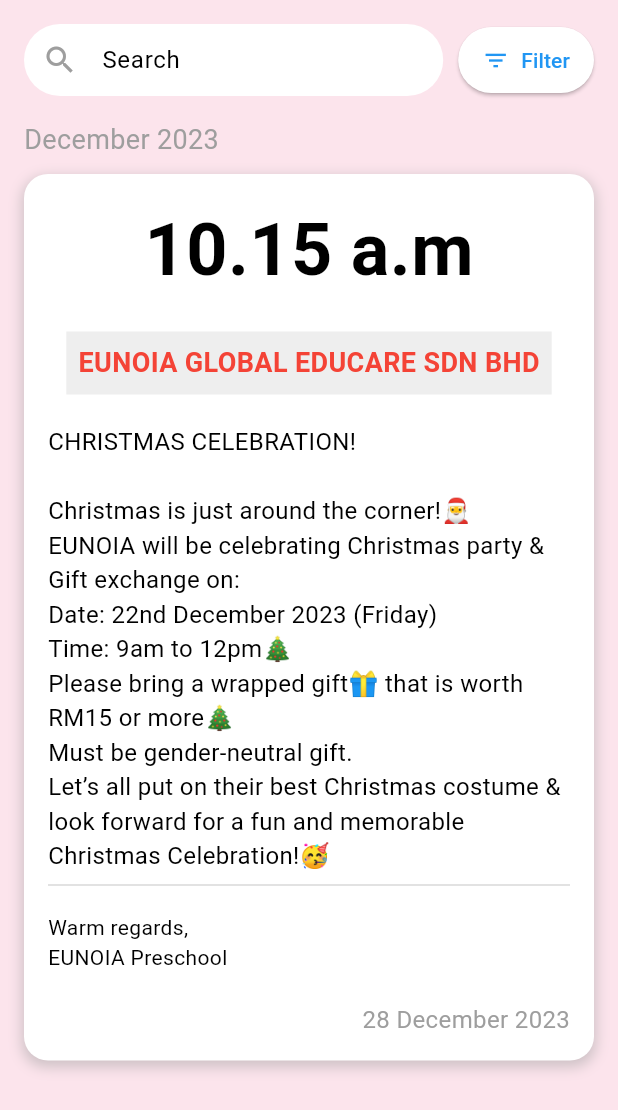
After one commit to tivy09/the_kiddie_app_flutter, a Flutter app: the EventDetailView screen opened directly with sample values from the repository, on a phone screen of 412 x 824 dp. The commit adds this screen. Shown: the top 1110 px of the screen. Run offline on Flutter 3.47's test engine with Material 3 defaults, Android fonts, the light colour scheme and no system bars; our stand-ins replace badges, image_picker, photo_view, stacked, stacked_services, stacked_shared and 1 more.

Commit message:
Add communication - events ui

```diff
--- /dev/null
+++ b/lib/model/conversation/event_model.dart
@@ -0,0 +1,72 @@
+class Event {
+  final DateTime date;
+  final String title;
+  final String time;
+  final String description;
+  final String organizer;
+
+  Event({
+    required this.date,
+    required this.title,
+    required this.time,
+    required this.description,
+    required this.organizer,
+  });
+
+  factory Event.fromJson(Map<String, dynamic> json) {
+    return Event(
+      date: DateTime.parse(json['date']),
+      title: json['title'],
+      time: json['time'],
+      description: json['description'],
+      organizer: json['organizer'],
+    );
+  }
+
+  Map<String, dynamic> toJson() {
+    return {
+      'date': date.toIso8601String(),
+      'title': title,
+      'time': time,
+      'description': description,
+      'organizer': organizer,
+    };
+  }
+}
+
+// Function to generate default data
+List<Event> getDefaultEvents() {
+  return [
+    Event(
+      date: DateTime(2023, 12, 28),
+      title: 'EUNOIA GLOBAL EDUCARE SDN BHD',
+      time: '10.15 a.m',
+      description: '''CHRISTMAS CELEBRATION!
+
+Christmas is just around the corner!🎅
+EUNOIA will be celebrating Christmas party & Gift exchange on:
+Date: 22nd December 2023 (Friday)
+Time: 9am to 12pm🎄
+Please bring a wrapped gift🎁 that is worth RM15 or more🎄
+Must be gender-neutral gift.
+Let’s all put on their best Christmas costume & look forward for a fun and memorable Christmas Celebration!🥳''',
+      organizer: 'EUNOIA Preschool',
+    ),
+    // Add more event instances here as needed
+    Event(
+      date: DateTime(2023, 11, 20),
+      title: 'School Annual Day',
+      time: '5:00 p.m',
+      description: '''SCHOOL ANNUAL DAY!
+
+Join us for an evening of fun and festivities as we celebrate our Annual Day with various performances by students.
+
+Date: 20th November 2023 (Monday)
+Time: 5:00 p.m to 8:00 p.m
+Venue: School Auditorium
+
+We look forward to your presence!''',
+      organizer: 'School Administration',
+    ),
+  ];
+}
--- /dev/null
+++ b/lib/view/main/communication/tab_widget/events/event_detail_view.dart
@@ -0,0 +1,155 @@
+import 'package:flutter/material.dart';
+import 'package:stacked/stacked.dart';
+import 'package:thekiddle_app/model/conversation/event_model.dart';
+import 'package:thekiddle_app/view/main/communication/tab_widget/events/event_viewmodel.dart';
+
+class EventDetailView extends StatelessWidget {
+  final Event event;
+
+  const EventDetailView({super.key, required this.event});
+
+  @override
+  Widget build(BuildContext context) {
+    return ViewModelBuilder<EventViewModel>.reactive(
+      viewModelBuilder: () => EventViewModel(),
+      builder: (context, model, child) {
+        return Scaffold(
+          appBar: AppBar(
+            backgroundColor: Colors.pink.shade50,
+            elevation: 0,
+            toolbarHeight: 0,
+          ),
+          body: Container(
+            width: double.infinity,
+            height: MediaQuery.of(context).size.height,
+            color: Colors.pink.shade50, // Background color behind the container
+            child: SingleChildScrollView(
+              child: Padding(
+                padding: const EdgeInsets.all(16.0),
+                child: Column(
+                  crossAxisAlignment: CrossAxisAlignment.start,
+                  children: [
+                    buildSearchFilter(context),
+                    const SizedBox(
+                        height: 16), // Add spacing between button and container
+                    Text(
+                      '${model.monthName(event.date.month)} ${event.date.year}',
+                      style: const TextStyle(
+                        color: Colors.grey,
+                        fontSize: 18,
+                      ),
+                    ),
+                    const SizedBox(height: 10),
+                    Container(
+                      decoration: BoxDecoration(
+                        color: Colors.white,
+                        borderRadius: BorderRadius.circular(16.0),
+                        boxShadow: [
+                          BoxShadow(
+                            color: Colors.grey.withOpacity(0.5),
+                            spreadRadius: 1,
+                            blurRadius: 7,
+                            offset: const Offset(0, 3),
+                          ),
+                        ],
+                      ),
+                      child: Padding(
+                        padding: const EdgeInsets.all(16.0),
+                        child: Column(
+                          crossAxisAlignment: CrossAxisAlignment.start,
+                          children: [
+                            Center(
+                              child: Text(
+                                '${event.time}',
+                                style: const TextStyle(
+                                  fontSize: 48,
+                                  fontWeight: FontWeight.bold,
+                                ),
+                              ),
+                            ),
+                            const SizedBox(height: 20),
+                            Center(
+                              child: Container(
+                                color: Colors.grey.shade200,
+                                padding: const EdgeInsets.all(8.0),
+                                child: Text(
+                                  event.title,
+                                  style: const TextStyle(
+                                    color: Colors.red,
+                                    fontWeight: FontWeight.bold,
+                                    fontSize: 18,
+                                  ),
+                                ),
+                              ),
+                            ),
+                            const SizedBox(height: 20),
+                            Text(
+                              event.description,
+                              style: const TextStyle(fontSize: 16),
+                            ),
+                            const Divider(color: Color(0xFFD9D9D9)),
+                            const SizedBox(height: 10),
+                            Text(
+                              'Warm regards,\n${event.organizer}',
+                              style: const TextStyle(
+                                color: Colors.black,
+                                fontSize: 14,
+                              ),
+                            ),
+                            const SizedBox(height: 20),
+                            Align(
+                              alignment: Alignment.centerRight,
+                              child: Text(
+                                '${event.date.day} ${model.monthName(event.date.month)} ${event.date.year}',
+                                style: const TextStyle(
+                                  color: Colors.grey,
+                                  fontSize: 16,
+                                ),
+                              ),
+                            ),
+                          ],
+                        ),
+                      ),
+                    ),
+                  ],
+                ),
+              ),
+            ),
+          ),
+        );
+      },
+    );
+  }
+
+  Widget buildSearchFilter(BuildContext context) {
+    return Row(
+      children: [
+        Expanded(
+          child: TextField(
+            decoration: InputDecoration(
+              hintText: 'Search',
+              prefixIcon: const Icon(Icons.search, color: Colors.grey),
+              filled: true,
+              fillColor: Colors.white,
+              border: OutlineInputBorder(
+                borderRadius: BorderRadius.circular(40.0),
+                borderSide: BorderSide.none,
+              ),
+              contentPadding: const EdgeInsets.symmetric(vertical: 2.0),
+            ),
+          ),
+        ),
+        const SizedBox(width: 10),
+        ElevatedButton.icon(
+          onPressed: () {},
+          icon: const Icon(Icons.filter_list),
+          label: const Text('Filter'),
+          style: ElevatedButton.styleFrom(
+            padding:
+                const EdgeInsets.symmetric(horizontal: 16.0, vertical: 12.0),
+          ),
+        ),
+      ],
+    );
+  }
+}
--- /dev/null
+++ b/lib/view/main/communication/tab_widget/events/event_viewmodel.dart
@@ -0,0 +1,107 @@
+import 'package:flutter/material.dart';
+import 'package:stacked/stacked.dart';
+import 'package:thekiddle_app/model/conversation/event_model.dart';
+
+class EventViewModel extends BaseViewModel {
+  List<Event> _events = [];
+
+  List<Event> get events => _events;
+
+  bool _isDetailView = false;
+  Event? _selectedEvent;
+
+  bool get isDetailView => _isDetailView;
+  Event? get selectedEvent => _selectedEvent;
+
+  void showEventDetail(Event event) {
+    _selectedEvent = event;
+    _isDetailView = true;
+    notifyListeners();
+  }
+
+  void hideEventDetail() {
+    _isDetailView = false;
+    _selectedEvent = null;
+    notifyListeners();
+  }
+
+  void fetchEvents() {
+    // Fetch default data
+    _events = getDefaultEvents();
+    notifyListeners();
+  }
+
+  void navigateToAddEvent(BuildContext context) {
+    // Navigate to add event screen
+    Navigator.push(
+      context,
+      MaterialPageRoute(builder: (context) => AddEventScreen()),
+    );
+  }
+
+  String dayName(int weekday) {
+    switch (weekday) {
+      case 1:
+        return 'Monday';
+      case 2:
+        return 'Tuesday';
+      case 3:
+        return 'Wednesday';
+      case 4:
+        return 'Thursday';
+      case 5:
+        return 'Friday';
+      case 6:
+        return 'Saturday';
+      case 7:
+        return 'Sunday';
+      default:
+        return '';
+    }
+  }
+
+  String monthName(int month) {
+    switch (month) {
+      case 1:
+        return 'January';
+      case 2:
+        return 'February';
+      case 3:
+        return 'March';
+      case 4:
+        return 'April';
+      case 5:
+        return 'May';
+      case 6:
+        return 'June';
+      case 7:
+        return 'July';
+      case 8:
+        return 'August';
+      case 9:
+        return 'September';
+      case 10:
+        return 'October';
+      case 11:
+        return 'November';
+      case 12:
+        return 'December';
+      default:
+        return '';
+    }
+  }
+}
+
+class AddEventScreen extends StatelessWidget {
+  @override
+  Widget build(BuildContext context) {
+    return Scaffold(
+      appBar: AppBar(
+        title: Text('Add Event'),
+      ),
+      body: Center(
+        child: Text('Add Event Screen'),
+      ),
+    );
+  }
+}
```
Also changed, not shown: lib/view/main/communication/communication_view.dart (+9 -4 lines), lib/view/main/communication/tab_widget/events/event_view.dart (added, +158 -0 lines).
